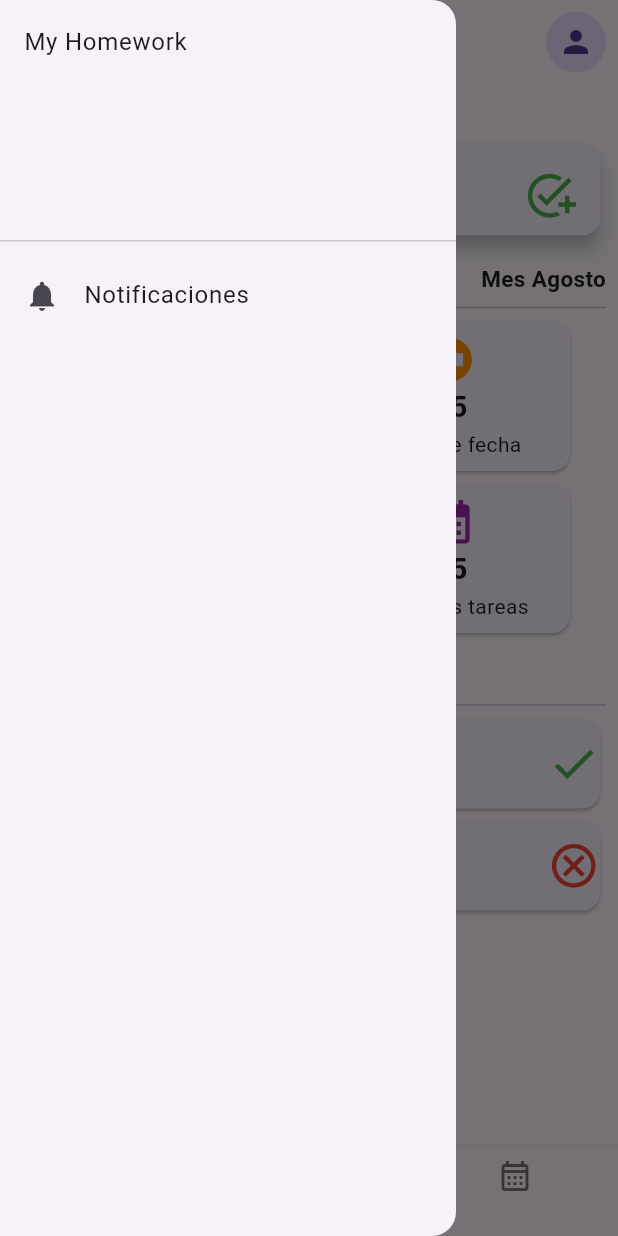
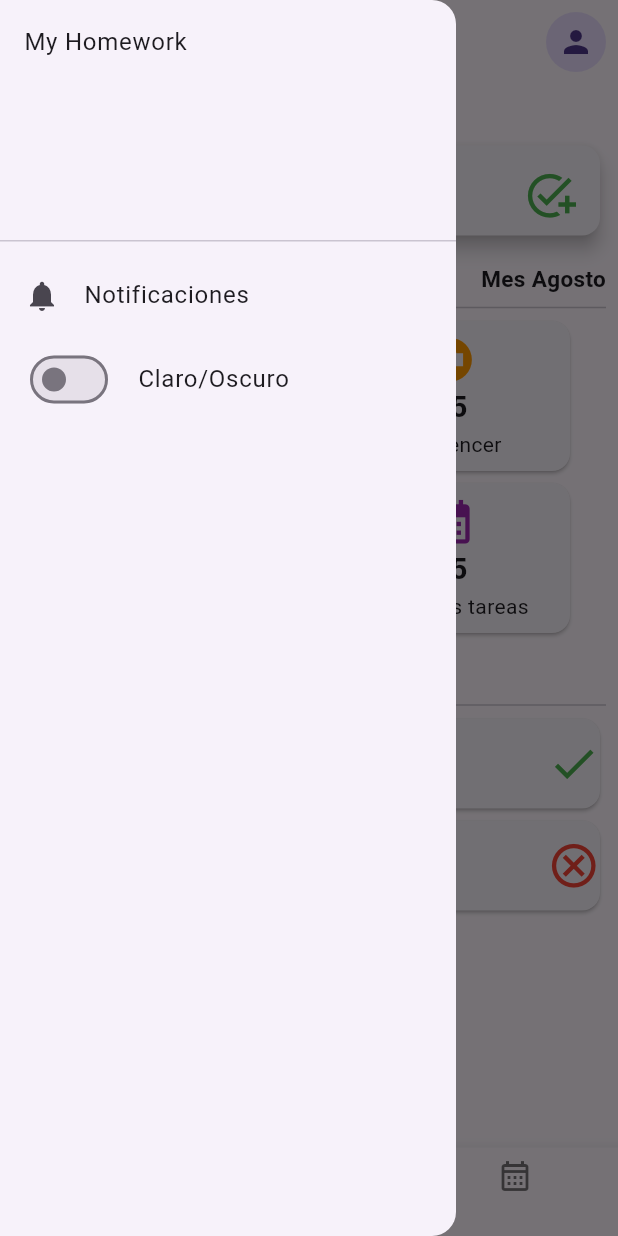
Before and after one commit to soler504/my_homework_app, a Flutter app: the HomePage screen opened by its route, with the side drawer open, on a phone screen of 412 x 824 dp. Run offline on Flutter 3.47's test engine with Material 3 defaults, Android fonts, the phone set to English and light mode, and no system bars; our stand-ins replace firebase_auth, firebase_core, get, go_router, google_sign_in, syncfusion_flutter_calendar; accounts and stored records are empty.

Commit message:
theme light dark

```diff
--- /dev/null
+++ b/lib/src/config/theme/app_theme.dart
@@ -0,0 +1,11 @@
+import 'package:flutter/material.dart';
+
+final ThemeData lightTheme = ThemeData(
+  brightness: Brightness.light,
+  primarySwatch: Colors.blue,
+);
+
+final ThemeData darkTheme = ThemeData(
+  brightness: Brightness.dark,
+  primarySwatch: Colors.indigo,
+);
--- /dev/null
+++ b/lib/src/controller/theme_controller.dart
@@ -0,0 +1,11 @@
+import 'package:get/get.dart';
+import 'package:my_homework_app/src/config/theme/app_theme.dart';
+
+class ThemeController extends GetxController {
+  RxBool isDarkMode = false.obs;
+
+  void toggleTheme() {
+    isDarkMode.value = !isDarkMode.value;
+    Get.changeTheme(isDarkMode.value ? darkTheme : lightTheme);
+  }
+}
--- a/lib/src/pages/home_page.dart
+++ b/lib/src/pages/home_page.dart
@@ -121,7 +121,7 @@ class _HomePageState extends State<HomePage> {
                       iconData: Icons.flag_circle,
                       iconColor: Colors.orange,
                       texto1: '25',
-                      texto2: 'Fuera de fecha',
+                      texto2: 'Por vencer',
                     ),
                   ],
                 ),
--- a/lib/src/widgets/side_menu.dart
+++ b/lib/src/widgets/side_menu.dart
@@ -1,8 +1,11 @@
 import 'package:flutter/material.dart';
+import 'package:get/get.dart';
 import 'package:go_router/go_router.dart';
+import 'package:my_homework_app/src/controller/theme_controller.dart';
 
 class SideMenu extends StatelessWidget {
-  const SideMenu({super.key});
+  SideMenu({super.key});
+  final ThemeController themeController = Get.find();
 
   @override
   Widget build(BuildContext context) {
@@ -17,6 +20,17 @@ class SideMenu extends StatelessWidget {
             title: Text('Notificaciones'),
             leading: Icon(Icons.notifications),
           ),
+          ListTile(
+            title: Text('Claro/Oscuro'),
+            leading: Obx(
+              () => Switch(
+                value: themeController.isDarkMode.value,
+                onChanged: (value) {
+                  themeController.toggleTheme();
+                },
+              ),
+            ),
+          ),
         ],
       ),
     );
```
Also changed, not shown: lib/main.dart (+17 -9 lines).
